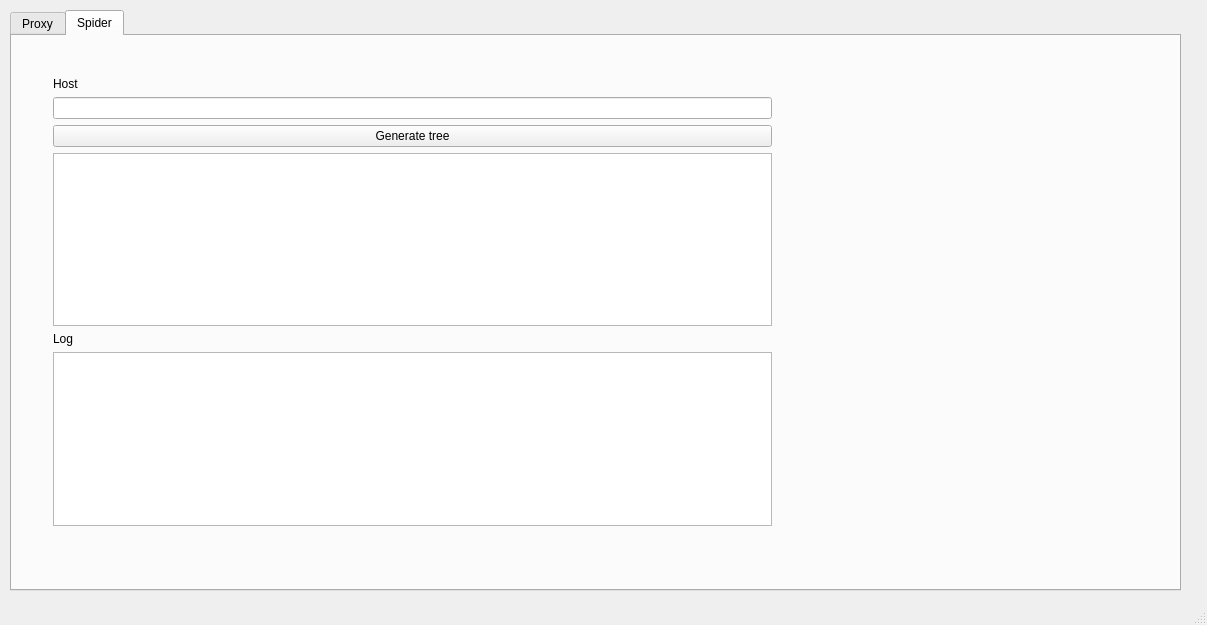
Qt form form/mainwindow.ui (AndreLaranjeira/ProxyGate) before a commit.
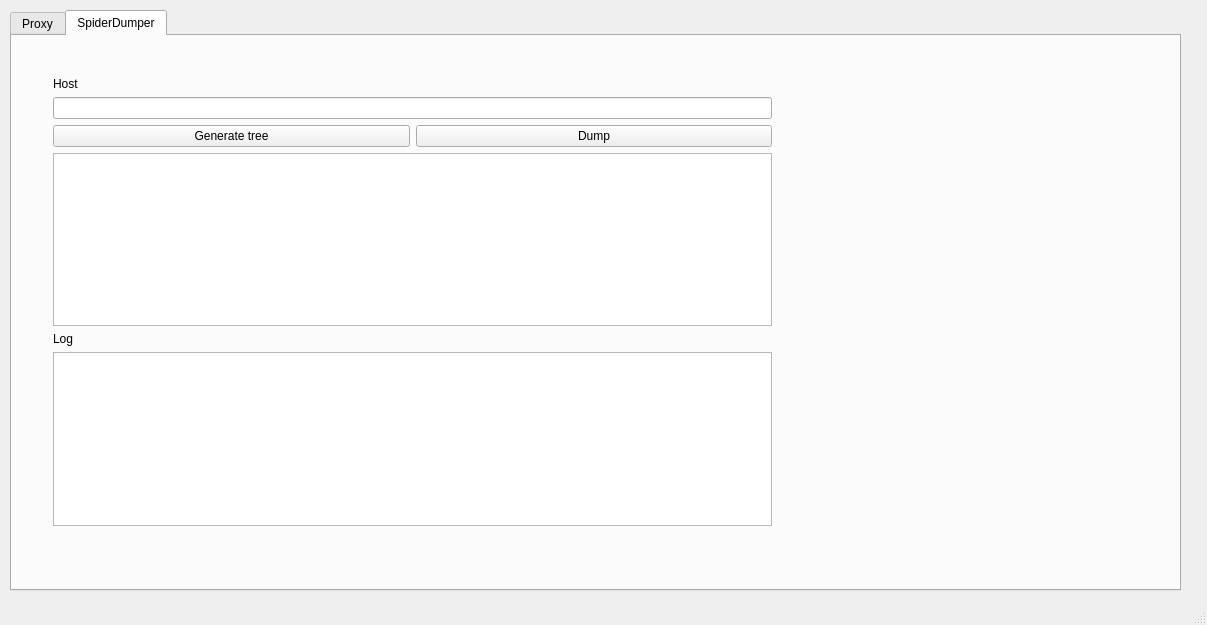
The same form after that commit. The open tabs and pages were chosen to show the change.

Diff of the .ui file:
```diff
--- a/form/mainwindow.ui
+++ b/form/mainwindow.ui
@@ -125,7 +125,7 @@
     </widget>
     <widget class="QWidget" name="tab_4">
      <attribute name="title">
-      <string>Spider</string>
+      <string>SpiderDumper</string>
      </attribute>
      <widget class="QWidget" name="verticalLayoutWidget">
       <property name="geometry">
@@ -150,11 +150,28 @@
           <widget class="QLineEdit" name="spider_host"/>
          </item>
          <item>
+          <layout class="QHBoxLayout" name="horizontalLayout">
+           <property name="leftMargin">
+            <number>0</number>
+           </property>
+           <property name="topMargin">
+            <number>0</number>
+           </property>
+           <item>
           <widget class="QPushButton" name="spider_push">
            <property name="text">
             <string>Generate tree</string>
            </property>
           </widget>
+           </item>
+           <item>
+            <widget class="QPushButton" name="dumper_push">
+             <property name="text">
+              <string>Dump</string>
+             </property>
+            </widget>
+           </item>
+          </layout>
          </item>
          <item>
           <widget class="QTextEdit" name="spider_tree"/>
```
Left out of the diff: 2 changed lines with no effect on the pictures. Lines whose indentation alone changed are shown as unchanged.
